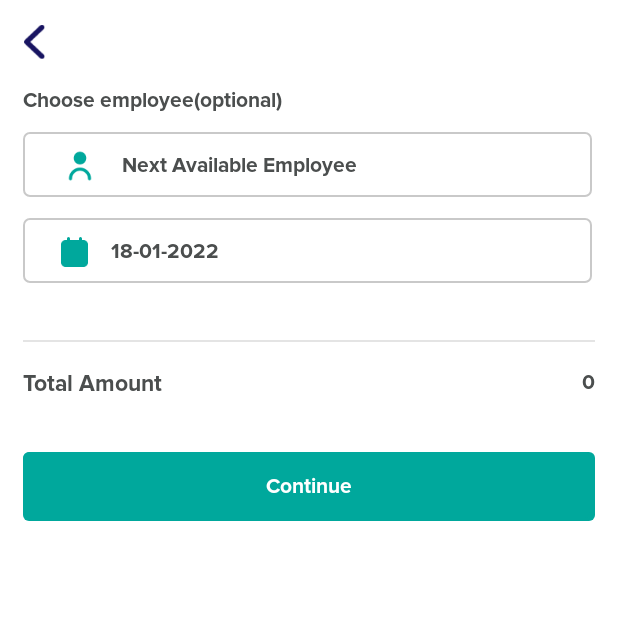
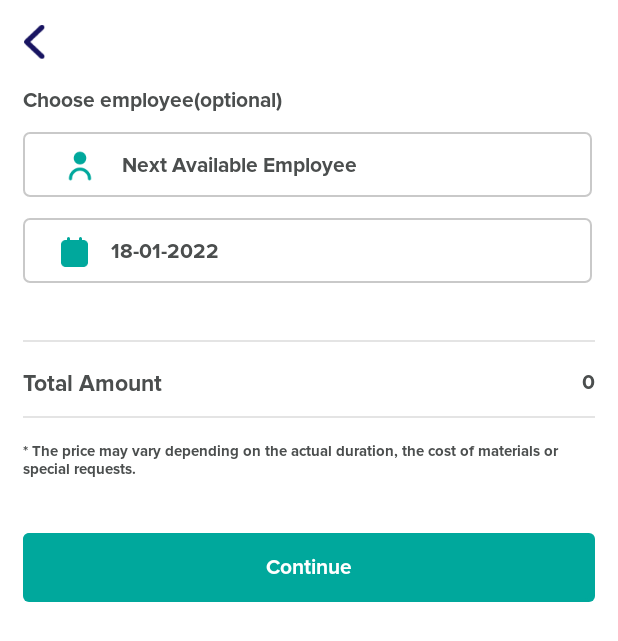
Before and after one commit to shiv219/Boog24, an Android app: the ChooseEmployeesActivity screen opened directly, with no data from a screen before it, on a phone screen of 412 x 824 dp. Shown: the top 641 px of the screen. Run offline under Robolectric (Android 15) with nearby library versions, the phone set to English and light mode, and no system bars; our stand-ins replace data binding; libraries missing offline, so code that uses them is left out: com.pixplicity.easyprefs, dmax.dialog; 2 statements that could not run were skipped.

Commit message:
release 1.0.8

```diff
--- a/app/src/main/java/com/boog24/MyApplication.java
+++ b/app/src/main/java/com/boog24/MyApplication.java
@@ -114,7 +114,7 @@ public class MyApplication extends MultiDexApplication {
 
         //init retrofit
         Retrofit retrofit = new Retrofit.Builder().client(okHttpClient)
-                .baseUrl(Constants.BASE_URL)
+                .baseUrl(BuildConfig.BASE_URL)
                 .addConverterFactory(ScalarsConverterFactory.create())
                 .addConverterFactory(GsonConverterFactory.create(gson))
                 .build();
--- a/app/src/main/res/layout/activity_choose_employess.xml
+++ b/app/src/main/res/layout/activity_choose_employess.xml
@@ -209,11 +209,42 @@
                     android:layout_gravity="right"
                     android:gravity="right"
                     android:text="€ 180"
-                    android:textSize="@dimen/dimen_14dp"/>
+                    android:textSize="@dimen/dimen_14dp" />
 
 
             </LinearLayout>
 
+            <View
+                android:layout_width="match_parent"
+                android:layout_height="@dimen/dimen_1dp"
+                android:layout_marginTop="@dimen/dimen_12dp"
+                android:background="@color/gray_c9"
+                android:alpha="0.5"
+                android:layout_below="@+id/rlRating"
+                android:layout_marginBottom="@dimen/dimen_8dp" />
+
+            <TextView
+                android:id="@+id/tvPricesMayVary"
+                android:layout_width="match_parent"
+                android:layout_height="wrap_content"
+                android:layout_marginTop="@dimen/dimen_8dp"
+                android:fontFamily="@font/proxima_nova_bold"
+                android:onClick="onClick"
+                android:textColor="@color/grayish"
+                android:text="@string/prices_may_vary"
+                android:textSize="@dimen/dimen_10sp" />
+
+            <TextView
+                android:id="@+id/tvNoTimeSlots"
+                android:layout_width="match_parent"
+                android:layout_height="wrap_content"
+                android:layout_marginTop="@dimen/dimen_12dp"
+                android:fontFamily="@font/proxima_nova_bold"
+                android:onClick="onClick"
+                android:visibility="gone"
+                android:textColor="@color/grayish"
+                android:text="@string/no_time_slots"
+                android:textSize="@dimen/dimen_14sp" />
 
             <TextView
                 android:id="@+id/tvContinue"
--- a/app/src/main/res/layout/notifications_row.xml
+++ b/app/src/main/res/layout/notifications_row.xml
@@ -27,6 +27,7 @@
         android:textColor="@color/black"
         android:text="sdfsdf sdfd"
         android:textSize="@dimen/dimen_14sp"
+        android:maxLines="3"
         app:layout_constraintTop_toTopOf="@+id/image"
         app:layout_constraintStart_toEndOf="@+id/image"
         app:layout_constraintEnd_toEndOf="parent"
--- a/app/src/main/res/values/strings.xml
+++ b/app/src/main/res/values/strings.xml
@@ -180,4 +180,7 @@
     <string name="salon_may_confirm_your_request"><font color='#616161'>*</font>If you do not receive a booking confirmation immediately, the Salon may need to confirm your request.</string>
     <string name="pls_select_country">Please select country</string>
     <string name="served_by">Served by:</string>
+    <string name="no_time_slots">No Time Slot Available...Please select another date</string>
+    <string name="prices_may_vary">* The price may vary depending on the actual duration, the cost of materials or special requests.</string>
+
 </resources>
```
Also changed, not shown: app/build.gradle (+7 -5 lines), app/src/main/java/com/boog24/activity/ChooseEmployeesActivity.java (+56 -57 lines), app/src/main/res/layout/activity_notifications.xml (+8 -9 lines), 1 other file.
